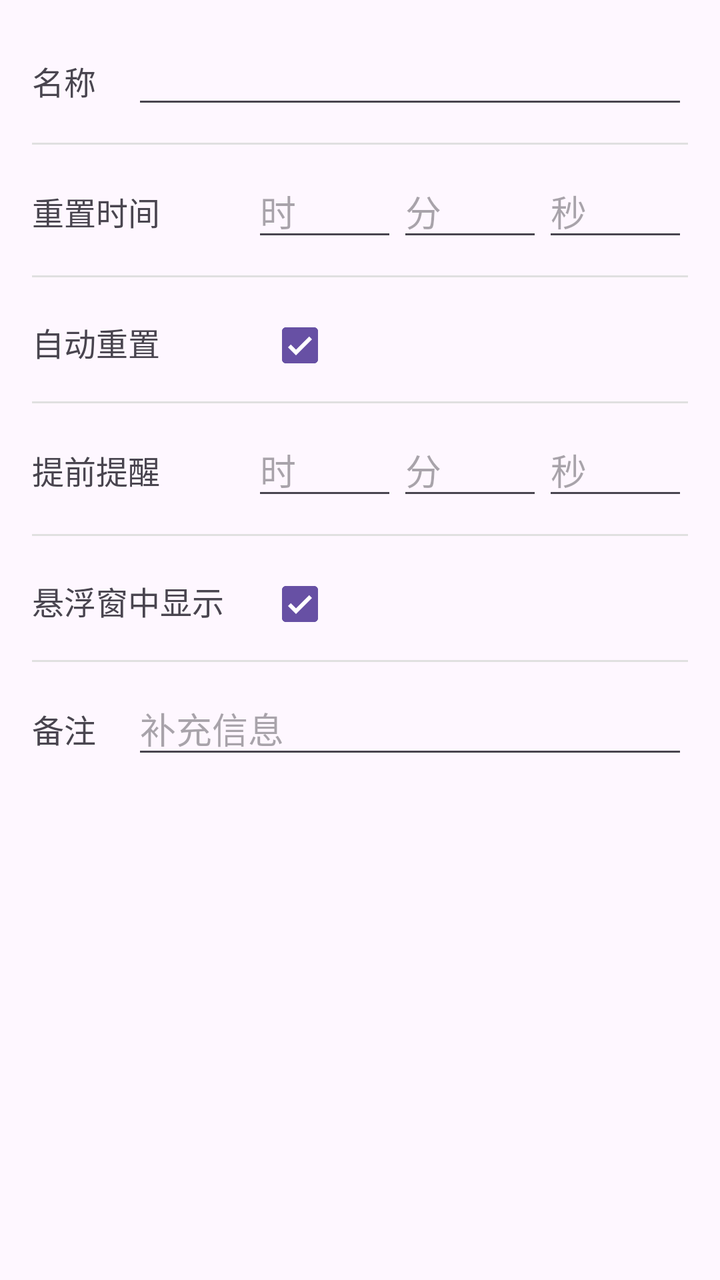
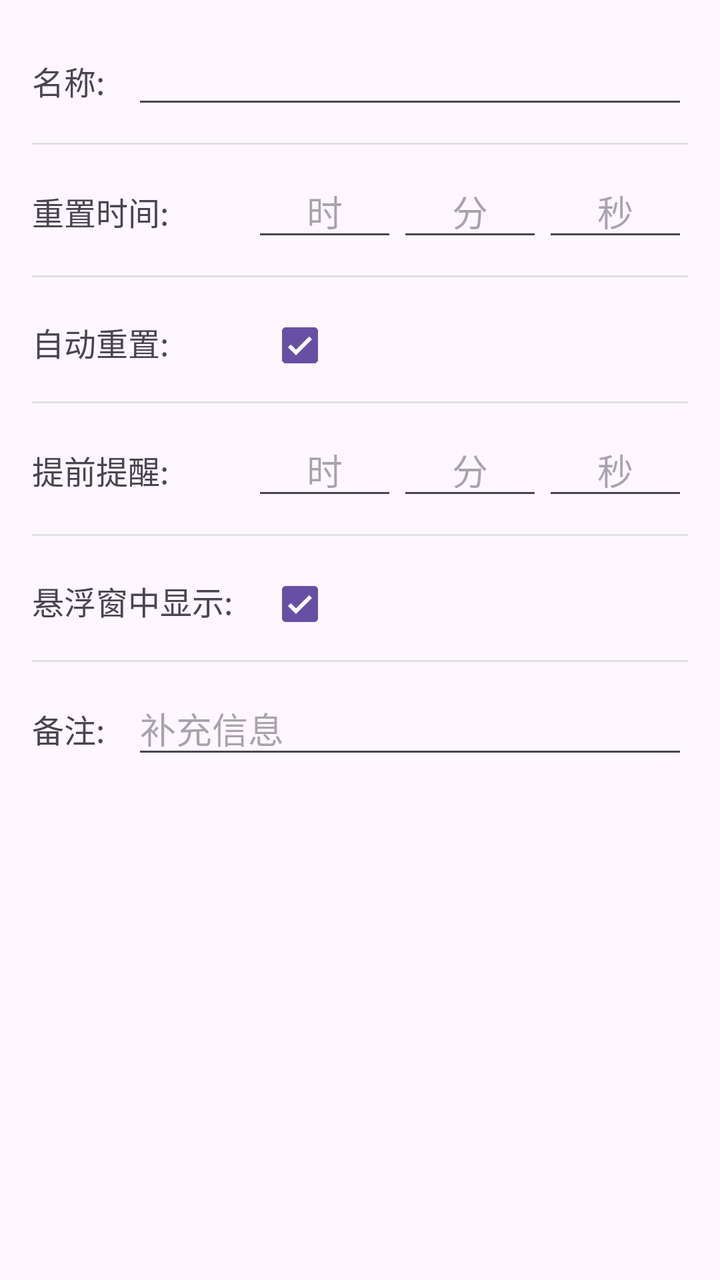

Before-and-after screenshots of an Android layout around one commit, followed by the original layout XML and the change that was made.
<!-- AndroidManifest.xml: application theme Theme.Boss -->
<!-- res/layout/input_information.xml -->
<?xml version="1.0" encoding="utf-8"?>
<LinearLayout xmlns:android="http://schemas.android.com/apk/res/android"
    android:layout_width="match_parent"
    android:layout_height="wrap_content"
    android:orientation="vertical"
    android:padding="16dp">

    
    <LinearLayout
        android:layout_width="match_parent"
        android:layout_height="wrap_content"
        android:orientation="horizontal"
        android:layout_marginTop="2dp">
        <TextView
            android:layout_width="50dp"
            android:layout_height="wrap_content"
            android:text="@string/input_name_label"
            android:textSize="16sp" />
        <EditText
            android:id="@+id/input_name"
            android:layout_width="match_parent"
            android:layout_height="wrap_content"
            android:inputType="text"
            android:layout_marginBottom="8dp"/>
    </LinearLayout>

    
    <View
        android:layout_width="match_parent"
        android:layout_height="1dp"
        android:background="#E0E0E0"
        android:layout_marginTop="4dp"
        android:layout_marginBottom="8dp" />

    
    <LinearLayout
        android:layout_width="match_parent"
        android:layout_height="wrap_content"
        android:orientation="horizontal"
        android:layout_marginTop="2dp">
        <TextView
            android:layout_width="110dp"
            android:layout_height="wrap_content"
            android:text="@string/input_reset_time_label"
            android:textSize="16sp" />

        <EditText
            android:id="@+id/spawn_hour"
            android:layout_weight="1"
            android:layout_width="0dp"
            android:layout_height="wrap_content"
            android:inputType="number"
            android:layout_marginBottom="8dp"
            android:hint="@string/input_hour_hint"/>

        <EditText
            android:id="@+id/spawn_minute"
            android:layout_weight="1"
            android:layout_width="0dp"
            android:layout_height="wrap_content"
            android:inputType="number"
            android:layout_marginBottom="8dp"
            android:hint="@string/input_minute_hint"/>

        <EditText
            android:id="@+id/spawn_second"
            android:layout_weight="1"
            android:layout_width="0dp"
            android:layout_height="wrap_content"
            android:inputType="number"
            android:layout_marginBottom="8dp"
            android:hint="@string/input_second_hint"/>
    </LinearLayout>

    
    <View
        android:layout_width="match_parent"
        android:layout_height="1dp"
        android:background="#E0E0E0"
        android:layout_marginTop="4dp"
        android:layout_marginBottom="8dp" />

    
    <LinearLayout
        android:layout_width="match_parent"
        android:layout_height="wrap_content"
        android:orientation="horizontal"
        android:layout_marginTop="2dp">
        <TextView
            android:layout_width="110dp"
            android:layout_height="wrap_content"
            android:text="@string/input_auto_reset_label"
            android:textSize="16sp"/>

        <CheckBox
            android:id="@+id/chk_auto_reset"
            android:layout_height="wrap_content"
            android:layout_width="wrap_content"
            android:checked="true"/>
    </LinearLayout>

    
    <View
        android:layout_width="match_parent"
        android:layout_height="1dp"
        android:background="#E0E0E0"
        android:layout_marginTop="4dp"
        android:layout_marginBottom="8dp" />

    
    <LinearLayout
        android:layout_width="match_parent"
        android:layout_height="wrap_content"
        android:orientation="horizontal"
        android:layout_marginTop="2dp">
        <TextView
            android:layout_width="110dp"
            android:layout_height="wrap_content"
            android:text="@string/input_advance_notify_label"
            android:textSize="16sp"/>

        <EditText
            android:id="@+id/notify_hour"
            android:layout_weight="1"
            android:layout_width="0dp"
            android:layout_height="wrap_content"
            android:inputType="number"
            android:layout_marginBottom="8dp"
            android:hint="@string/input_hour_hint"/>

        <EditText
            android:id="@+id/notify_minute"
            android:layout_weight="1"
            android:layout_width="0dp"
            android:layout_height="wrap_content"
            android:inputType="number"
            android:layout_marginBottom="8dp"
            android:hint="@string/input_minute_hint"/>

        <EditText
            android:id="@+id/notify_second"
            android:layout_weight="1"
            android:layout_width="0dp"
            android:layout_height="wrap_content"
            android:inputType="number"
            android:layout_marginBottom="8dp"
            android:hint="@string/input_second_hint"/>
    </LinearLayout>

    
    <View
        android:layout_width="match_parent"
        android:layout_height="1dp"
        android:background="#E0E0E0"
        android:layout_marginTop="4dp"
        android:layout_marginBottom="8dp" />

    
    <LinearLayout
        android:layout_width="match_parent"
        android:layout_height="wrap_content"
        android:orientation="horizontal"
        android:layout_marginTop="2dp">
        <TextView
            android:layout_width="110dp"
            android:layout_height="wrap_content"
            android:text="@string/input_show_in_float_label"
            android:textSize="16sp"/>

        <CheckBox
            android:id="@+id/chk_show_in_float"
            android:layout_height="wrap_content"
            android:layout_width="wrap_content"
            android:checked="true"/>
    </LinearLayout>

    
    <View
        android:layout_width="match_parent"
        android:layout_height="1dp"
        android:background="#E0E0E0"
        android:layout_marginTop="4dp"
        android:layout_marginBottom="8dp" />

    
    <LinearLayout
        android:layout_width="match_parent"
        android:layout_height="wrap_content"
        android:orientation="horizontal"
        android:layout_marginTop="2dp">
        <TextView
            android:layout_width="50dp"
            android:layout_height="wrap_content"
            android:text="@string/input_extra_label"
            android:textSize="16sp" />
        <EditText
            android:id="@+id/input_extra"
            android:layout_width="match_parent"
            android:layout_height="wrap_content"
            android:inputType="textMultiLine"
            android:hint="@string/edit_extra_hint"
            android:layout_marginBottom="8dp"/>
    </LinearLayout>

</LinearLayout>
<!-- resources referenced by this layout -->
<resources>
  <string name="edit_extra_hint">补充信息</string>
  <string name="input_advance_notify_label">提前提醒</string>
  <string name="input_auto_reset_label">自动重置</string>
  <string name="input_extra_label">备注</string>
  <string name="input_hour_hint">时</string>
  <string name="input_minute_hint">分</string>
  <string name="input_name_label">名称</string>
  <string name="input_reset_time_label">重置时间</string>
  <string name="input_second_hint">秒</string>
  <string name="input_show_in_float_label">悬浮窗中显示</string>
  <style name="Theme.Boss" parent="Base.Theme.Boss" />
  <style name="Base.Theme.Boss" parent="Theme.Material3.DayNight.NoActionBar">
          
          
      </style>
</resources>

<!-- the commit's change to res/layout/input_information.xml (unified diff, before → after) -->
@@ -51,6 +51,7 @@
             android:layout_height="wrap_content"
             android:inputType="number"
             android:layout_marginBottom="8dp"
+            android:gravity="center"
             android:hint="@string/input_hour_hint"/>
 
         <EditText
@@ -60,6 +61,7 @@
             android:layout_height="wrap_content"
             android:inputType="number"
             android:layout_marginBottom="8dp"
+            android:gravity="center"
             android:hint="@string/input_minute_hint"/>
 
         <EditText
@@ -69,6 +71,7 @@
             android:layout_height="wrap_content"
             android:inputType="number"
             android:layout_marginBottom="8dp"
+            android:gravity="center"
             android:hint="@string/input_second_hint"/>
     </LinearLayout>
 
@@ -126,6 +129,7 @@
             android:layout_height="wrap_content"
             android:inputType="number"
             android:layout_marginBottom="8dp"
+            android:gravity="center"
             android:hint="@string/input_hour_hint"/>
 
         <EditText
@@ -135,6 +139,7 @@
             android:layout_height="wrap_content"
             android:inputType="number"
             android:layout_marginBottom="8dp"
+            android:gravity="center"
             android:hint="@string/input_minute_hint"/>
 
         <EditText
@@ -144,6 +149,7 @@
             android:layout_height="wrap_content"
             android:inputType="number"
             android:layout_marginBottom="8dp"
+            android:gravity="center"
             android:hint="@string/input_second_hint"/>
     </LinearLayout>
 
<!-- resource entries referenced after the edit -->
@@ -1,15 +1,15 @@
 <!-- resources referenced by this layout -->
 <resources>
   <string name="edit_extra_hint">补充信息</string>
-  <string name="input_advance_notify_label">提前提醒</string>
-  <string name="input_auto_reset_label">自动重置</string>
-  <string name="input_extra_label">备注</string>
+  <string name="input_advance_notify_label">提前提醒:</string>
+  <string name="input_auto_reset_label">自动重置:</string>
+  <string name="input_extra_label">备注:</string>
   <string name="input_hour_hint">时</string>
   <string name="input_minute_hint">分</string>
-  <string name="input_name_label">名称</string>
-  <string name="input_reset_time_label">重置时间</string>
+  <string name="input_name_label">名称:</string>
+  <string name="input_reset_time_label">重置时间:</string>
   <string name="input_second_hint">秒</string>
-  <string name="input_show_in_float_label">悬浮窗中显示</string>
+  <string name="input_show_in_float_label">悬浮窗中显示:</string>
   <style name="Theme.Boss" parent="Base.Theme.Boss" />
   <style name="Base.Theme.Boss" parent="Theme.Material3.DayNight.NoActionBar">
           
